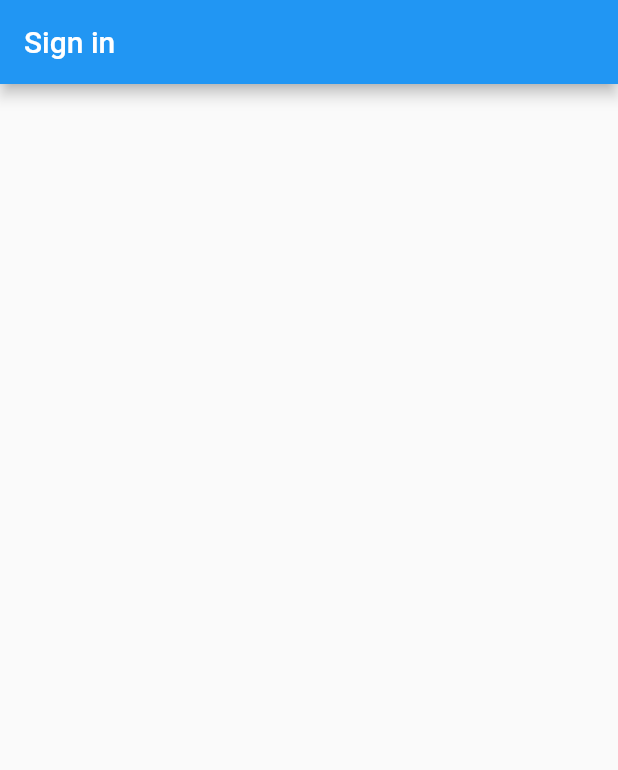
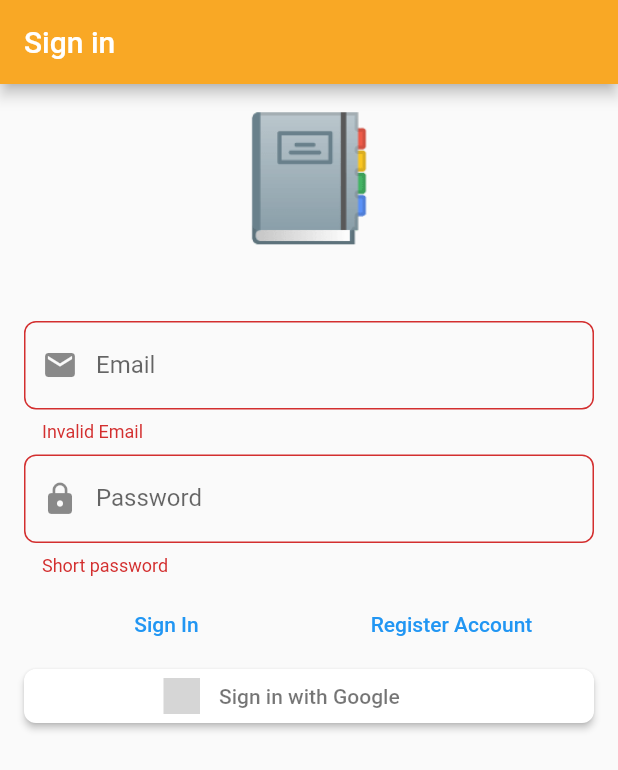
Before and after one commit to raymondddenny/flutter_ddd_pattern, a Flutter app: the screen it shows after launch, on a phone screen of 412 x 824 dp. Shown: the top 770 px of the screen. Run offline on Flutter 3.47's test engine with Material 2 defaults, Android fonts, the phone set to English and light mode, and no system bars; our stand-ins replace bloc, dartz, firebase_auth, firebase_core, flushbar, flutter_bloc and 5 more; accounts and stored records are empty; generated files the repository leaves out were written again; grey boxes are pictures that could not be loaded.

```diff
--- /dev/null
+++ b/lib/application/auth/auth_event.dart
@@ -0,0 +1,6 @@
+part of 'auth_bloc.dart';
+
+@freezed
+class AuthEvent with _$AuthEvent {
+  const factory AuthEvent.started() = _Started;
+}
--- /dev/null
+++ b/lib/application/auth/auth_state.dart
@@ -0,0 +1,6 @@
+part of 'auth_bloc.dart';
+
+@freezed
+class AuthState with _$AuthState {
+  const factory AuthState.initial() = _Initial;
+}
--- a/lib/domain/auth/i_auth_facade.dart
+++ b/lib/domain/auth/i_auth_facade.dart
@@ -1,6 +1,7 @@
 import 'package:dartz/dartz.dart';
 import 'package:flutter/foundation.dart';
 import 'package:noteapp_ddd_pattern/domain/auth/auth_failure.dart';
+import 'package:noteapp_ddd_pattern/domain/auth/user.dart';
 import 'package:noteapp_ddd_pattern/domain/auth/value_objects.dart';
 
 // NOTE : this class will combine all the auth method, such as firebase auth, google sign, etc
@@ -10,9 +11,11 @@ the return type the method will give.
 */
 
 abstract class IAuthFacade {
+  Future<Option<User>> getSignedInUser();
   Future<Either<AuthFailure, Unit>> registerWithEmailAndPassword(
       {@required EmailAddress emailAddress, @required Password password});
   Future<Either<AuthFailure, Unit>> signInWithEmailAndPassword(
       {@required EmailAddress emailAddress, @required Password password});
   Future<Either<AuthFailure, Unit>> signInWithGoogle();
+  Future<void> signOut();
 }
--- a/lib/main.dart
+++ b/lib/main.dart
@@ -1,9 +1,13 @@
+import 'package:firebase_core/firebase_core.dart';
 import 'package:flutter/material.dart';
 import 'package:injectable/injectable.dart';
 import 'package:noteapp_ddd_pattern/injection.dart';
 import 'package:noteapp_ddd_pattern/presentation/core/app_widget.dart';
 
-void main() {
+void main() async {
+  WidgetsFlutterBinding.ensureInitialized();
+  await Firebase.initializeApp();
   configureInjection(Environment.prod);
+
   runApp(AppWidget());
 }
--- a/lib/presentation/core/app_widget.dart
+++ b/lib/presentation/core/app_widget.dart
@@ -5,8 +5,17 @@ class AppWidget extends StatelessWidget {
   @override
   Widget build(BuildContext context) {
     return MaterialApp(
-      title: 'Material App',
+      title: 'Notes',
+      debugShowCheckedModeBanner: false,
       home: SignInPage(),
+      theme: ThemeData.light().copyWith(
+          primaryColor: Colors.yellow[800],
+          accentColor: Colors.blueAccent,
+          inputDecorationTheme: InputDecorationTheme(
+            border: OutlineInputBorder(
+              borderRadius: BorderRadius.circular(8),
+            ),
+          )),
     );
   }
 }
--- a/lib/presentation/sign_in/sign_in_page.dart
+++ b/lib/presentation/sign_in/sign_in_page.dart
@@ -1,4 +1,8 @@
 import 'package:flutter/material.dart';
+import 'package:flutter_bloc/flutter_bloc.dart';
+import 'package:noteapp_ddd_pattern/application/auth/sign_in_form/sign_in_form_bloc.dart';
+import 'package:noteapp_ddd_pattern/injection.dart';
+import 'package:noteapp_ddd_pattern/presentation/sign_in/widgets/sign_in_form.dart';
 
 class SignInPage extends StatelessWidget {
   @override
@@ -7,6 +11,10 @@ class SignInPage extends StatelessWidget {
       appBar: AppBar(
         title: const Text('Sign in'),
       ),
+      body: BlocProvider(
+        create: (context) => getIt<SignInFormBloc>(),
+        child: SignInForm(),
+      ),
     );
   }
 }
--- /dev/null
+++ b/lib/presentation/sign_in/widgets/sign_in_form.dart
@@ -0,0 +1,138 @@
+import 'package:flushbar/flushbar_helper.dart';
+import 'package:flutter/material.dart';
+import 'package:flutter_bloc/flutter_bloc.dart';
+import 'package:flutter_signin_button/button_list.dart';
+import 'package:flutter_signin_button/button_view.dart';
+import 'package:noteapp_ddd_pattern/application/auth/sign_in_form/sign_in_form_bloc.dart';
+
+class SignInForm extends StatelessWidget {
+  @override
+  Widget build(BuildContext context) {
+    return BlocConsumer<SignInFormBloc, SignInFormState>(
+      listener: (context, state) {
+        state.authFailureOrSuccessOption.fold(
+            () => null,
+            (either) => either.fold((failure) {
+                  FlushbarHelper.createError(
+                    message: failure.map(
+                      cancelledByUser: (_) =>
+                          'Google sign in cancelled,maybe login with email instead?',
+                      serverError: (_) =>
+                          'Something error on the server, please check it later',
+                      emailAlreadyInUse: (_) =>
+                          'Email already been used, maybe change with another email?',
+                      invalidEmailAndPasswordCombination: (_) =>
+                          'Either Email or Password is invalid. Please check your input again',
+                    ),
+                  ).show(context);
+                }, (_) {
+                  return null;
+                }));
+      },
+      builder: (context, state) {
+        return Form(
+          autovalidateMode: AutovalidateMode.always,
+          // autovalidate: state.validate,
+          child: ListView(
+            padding: const EdgeInsets.all(16.0),
+            children: [
+              const Text(
+                '📔',
+                style: TextStyle(
+                  fontSize: 80,
+                ),
+                textAlign: TextAlign.center,
+              ),
+              const SizedBox(
+                height: 48,
+              ),
+              TextFormField(
+                decoration: const InputDecoration(
+                  prefixIcon: Icon(Icons.email),
+                  labelText: 'Email',
+                ),
+                autocorrect: false,
+                onChanged: (val) {
+                  context
+                      .read<SignInFormBloc>()
+                      .add(SignInFormEvent.emailChanged(val));
+                },
+                validator: (_) => context
+                    .read<SignInFormBloc>()
+                    .state
+                    .emailAddress
+                    .value
+                    .fold(
+                        (f) => f.maybeMap(
+                              invalidEmail: (_) => 'Invalid Email',
+                              orElse: () => null,
+                            ),
+                        (_) => null),
+              ),
+              const SizedBox(
+                height: 8,
+              ),
+              TextFormField(
+                decoration: const InputDecoration(
+                  prefixIcon: Icon(Icons.lock),
+                  labelText: 'Password',
+                ),
+                autocorrect: false,
+                obscureText: true,
+                onChanged: (val) {
+                  context
+                      .read<SignInFormBloc>()
+                      .add(SignInFormEvent.passwordChanged(val));
+                },
+                validator: (_) =>
+                    context.read<SignInFormBloc>().state.password.value.fold(
+                        (f) => f.maybeMap(
+                              shortPassword: (_) => 'Short password',
+                              orElse: () => null,
+                            ),
+                        (_) => null),
+              ),
+              const SizedBox(
+                height: 8,
+              ),
+              Row(
+                children: [
+                  Expanded(
+                    child: TextButton(
+                      onPressed: () {
+                        context.read<SignInFormBloc>().add(const SignInFormEvent
+                            .signInWithEmailAndPasswordPressed());
+                      },
+                      child: const Text("Sign In"),
+                    ),
+                  ),
+                  Expanded(
+                    child: TextButton(
+                      onPressed: () {
+                        context.read<SignInFormBloc>().add(const SignInFormEvent
+                            .registerWithEmailAndPasswordPressed());
+                      },
+                      child: const Text("Register Account"),
+                    ),
+                  )
+                ],
+              ),
+              SignInButton(
+                Buttons.Google,
+                text: 'Sign in with Google',
+                onPressed: () {
+                  context
+                      .read<SignInFormBloc>()
+                      .add(const SignInFormEvent.signInWithGooglePressed());
+                },
+                shape: RoundedRectangleBorder(
+                  borderRadius: BorderRadius.circular(8),
+                ),
+              )
+            ],
+          ),
+        );
+      },
+    );
+  }
+}
--- a/pubspec.yaml
+++ b/pubspec.yaml
@@ -26,9 +26,10 @@ dependencies:
   # auto_route: ^0.6.9
   # cloud_firestore: ^0.14.0+2
   dartz: ^0.9.1
+  flutter_signin_button: ^2.0.0
   firebase_auth: ^0.18.0+1
   firebase_core: ^0.5.0
-  # flushbar: ^1.10.4
+  flushbar: ^1.10.4
   flutter_bloc: ^6.0.1
   # flutter_hooks: ^0.13.0
   # flutter_slidable: ^0.5.7
@@ -41,7 +42,7 @@ dependencies:
   # kt_dart: ^0.7.0+1
   # provider: ^4.3.2+2
   rxdart: ^0.24.1
-  # uuid: ^2.2.0
+  uuid: ^2.2.0
 
 dev_dependencies:
   # auto_route_generator: ^0.6.10
```
Also changed, not shown: lib/application/auth/auth_bloc.dart (added, +20 -0 lines), lib/domain/auth/user.dart (added, +10 -0 lines), lib/domain/auth/value_objects.dart (+19 -0 lines), lib/infrastructure/auth/firebase_auth_facade.dart (+14 -1 lines), lib/infrastructure/auth/firebase_user_mapped.dart (added, +9 -0 lines), lib/application/auth/sign_in_form/sign_in_form_bloc.dart (renamed from lib/application/sign_in_form/sign_in_form_bloc.dart), lib/application/auth/sign_in_form/sign_in_form_bloc.freezed.dart (renamed from lib/application/sign_in_form/sign_in_form_bloc.freezed.dart), lib/application/auth/sign_in_form/sign_in_form_event.dart (renamed from lib/application/sign_in_form/sign_in_form_event.dart), lib/application/auth/sign_in_form/sign_in_form_state.dart (renamed from lib/application/sign_in_form/sign_in_form_state.dart), lib/domain/auth/user.freezed.dart (added), lib/injection.config.dart, pubspec.lock.
